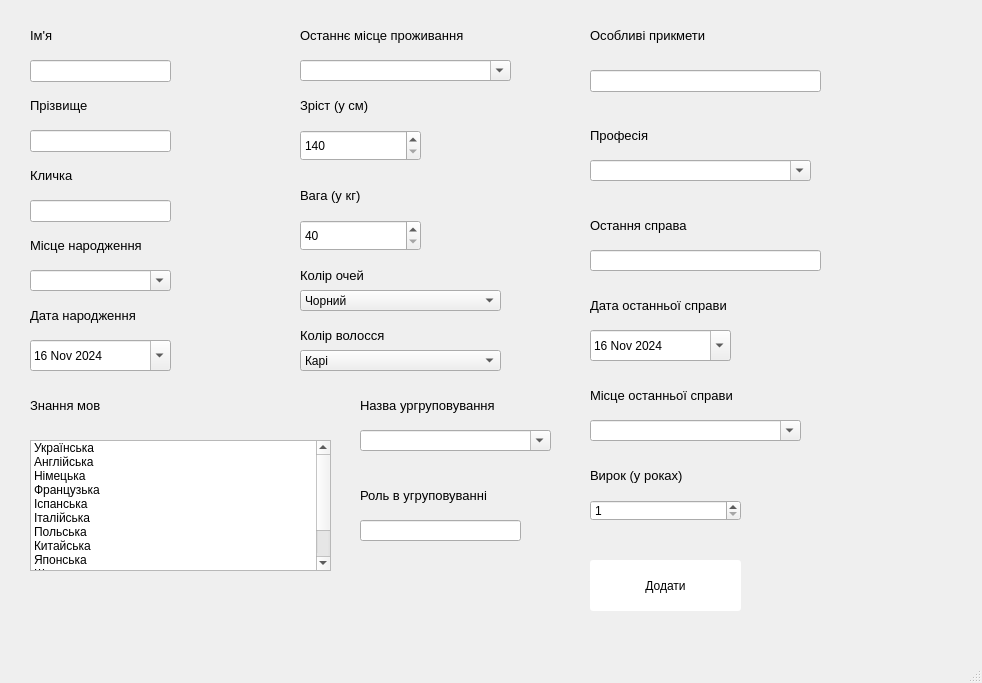
Before: the Qt Designer form app/gui/criminal_manipulation.ui in ValRudyka/courseprogram, drawn with Qt 5.
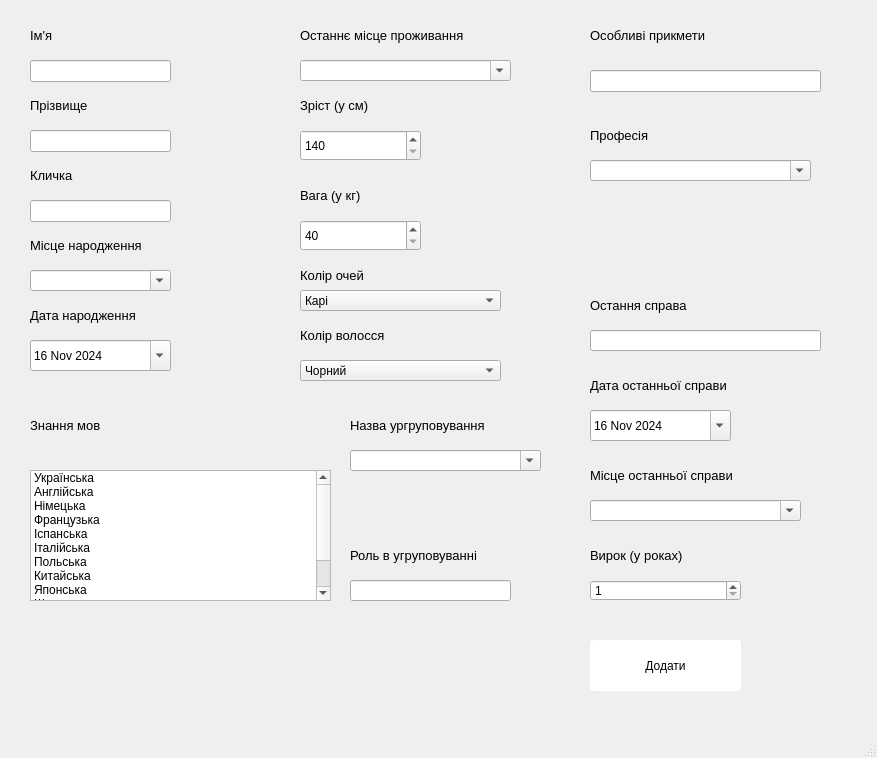
After: the same form once the commit is applied.

Commit message: update ui to fit professions

```diff
--- a/app/gui/criminal_manipulation.ui
+++ b/app/gui/criminal_manipulation.ui
@@ -6,8 +6,8 @@
    <rect>
     <x>0</x>
     <y>0</y>
-    <width>982</width>
-    <height>683</height>
+    <width>877</width>
+    <height>758</height>
    </rect>
   </property>
   <property name="windowTitle">
@@ -18,7 +18,7 @@
     <property name="geometry">
      <rect>
       <x>590</x>
-      <y>330</y>
+      <y>410</y>
       <width>141</width>
       <height>31</height>
      </rect>
@@ -59,7 +59,7 @@
     <property name="geometry">
      <rect>
       <x>30</x>
-      <y>390</y>
+      <y>410</y>
       <width>211</width>
       <height>31</height>
      </rect>
@@ -77,7 +77,7 @@
     <property name="geometry">
      <rect>
       <x>590</x>
-      <y>250</y>
+      <y>330</y>
       <width>231</width>
       <height>21</height>
      </rect>
@@ -110,7 +110,7 @@
     <property name="geometry">
      <rect>
       <x>300</x>
-      <y>350</y>
+      <y>290</y>
       <width>201</width>
       <height>21</height>
      </rect>
@@ -163,7 +163,7 @@
     <property name="geometry">
      <rect>
       <x>590</x>
-      <y>380</y>
+      <y>460</y>
       <width>211</width>
       <height>31</height>
      </rect>
@@ -181,7 +181,7 @@
     <property name="geometry">
      <rect>
       <x>30</x>
-      <y>440</y>
+      <y>470</y>
       <width>301</width>
       <height>131</height>
      </rect>
@@ -276,7 +276,7 @@
     <property name="geometry">
      <rect>
       <x>300</x>
-      <y>290</y>
+      <y>360</y>
       <width>201</width>
       <height>21</height>
      </rect>
@@ -416,8 +416,8 @@
    <widget class="QComboBox" name="comboBox_11">
     <property name="geometry">
      <rect>
-      <x>360</x>
-      <y>430</y>
+      <x>350</x>
+      <y>450</y>
       <width>191</width>
       <height>21</height>
      </rect>
@@ -556,7 +556,7 @@
     <property name="geometry">
      <rect>
       <x>590</x>
-      <y>210</y>
+      <y>290</y>
       <width>211</width>
       <height>31</height>
      </rect>
@@ -591,8 +591,8 @@
    <widget class="QLabel" name="label_33">
     <property name="geometry">
      <rect>
-      <x>360</x>
-      <y>390</y>
+      <x>350</x>
+      <y>410</y>
       <width>181</width>
       <height>31</height>
      </rect>
@@ -674,7 +674,7 @@
     <property name="geometry">
      <rect>
       <x>590</x>
-      <y>290</y>
+      <y>370</y>
       <width>211</width>
       <height>31</height>
      </rect>
@@ -723,7 +723,7 @@
     <property name="geometry">
      <rect>
       <x>590</x>
-      <y>420</y>
+      <y>500</y>
       <width>211</width>
       <height>21</height>
      </rect>
@@ -736,7 +736,7 @@
     <property name="geometry">
      <rect>
       <x>590</x>
-      <y>560</y>
+      <y>640</y>
       <width>151</width>
       <height>51</height>
      </rect>
@@ -770,8 +770,8 @@
    <widget class="QLabel" name="label_34">
     <property name="geometry">
      <rect>
-      <x>360</x>
-      <y>480</y>
+      <x>350</x>
+      <y>540</y>
       <width>181</width>
       <height>31</height>
      </rect>
@@ -788,8 +788,8 @@
    <widget class="QLineEdit" name="lineEdit">
     <property name="geometry">
      <rect>
-      <x>360</x>
-      <y>520</y>
+      <x>350</x>
+      <y>580</y>
       <width>161</width>
       <height>21</height>
      </rect>
@@ -799,7 +799,7 @@
     <property name="geometry">
      <rect>
       <x>590</x>
-      <y>460</y>
+      <y>540</y>
       <width>181</width>
       <height>31</height>
      </rect>
@@ -817,7 +817,7 @@
     <property name="geometry">
      <rect>
       <x>590</x>
-      <y>500</y>
+      <y>580</y>
       <width>151</width>
       <height>21</height>
      </rect>
```
Left out of the diff: 2 changed lines with no effect on the pictures. The commit also changes 4 other files.
